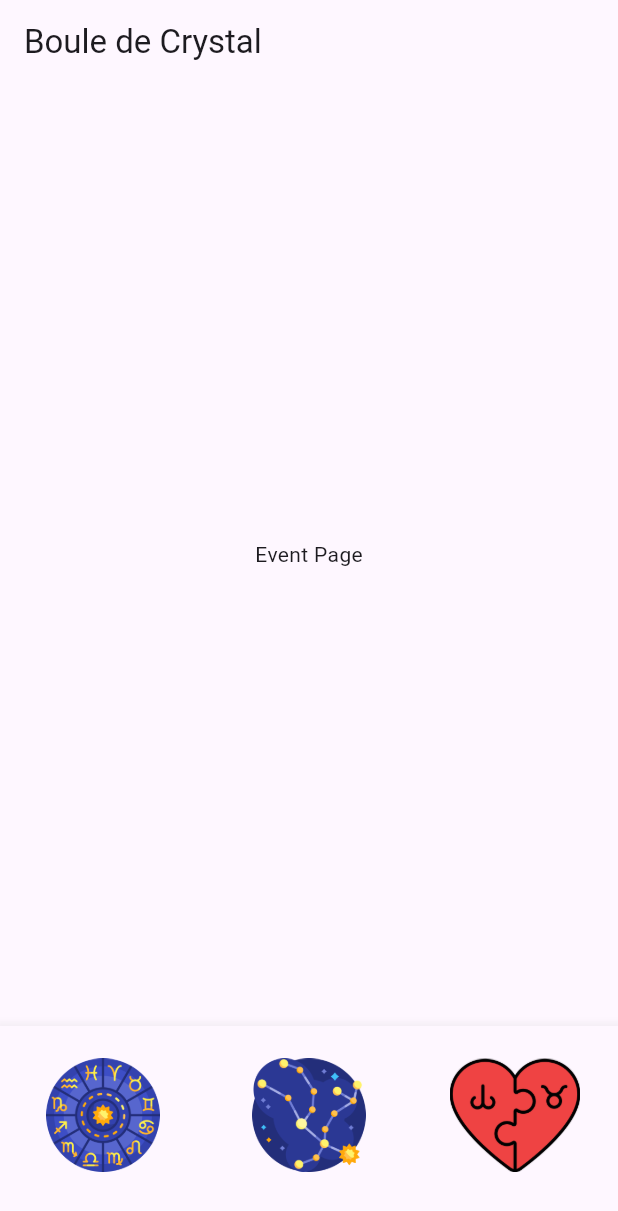
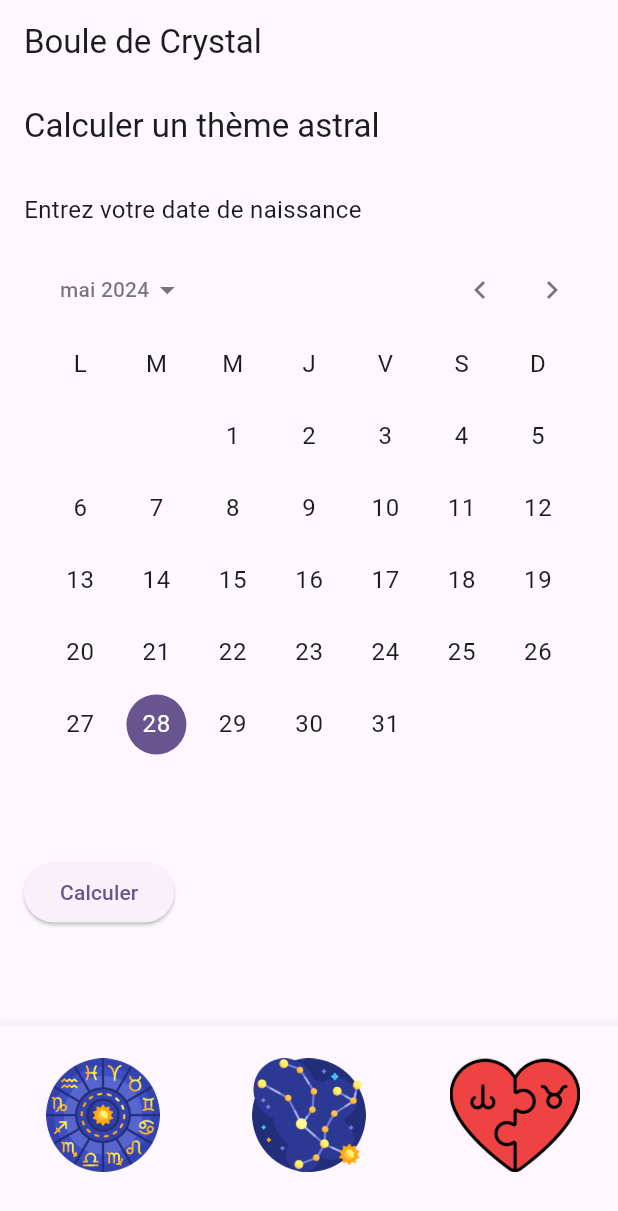
Before and after one commit to Eponas/Boule-de-crystal, a Flutter app: the screen it shows after launch, item 2 of the bottom bar chosen, on a phone screen of 412 x 824 dp. Shown: the top 1211 px of the screen. Run offline on Flutter 3.47's test engine with Material 3 defaults, Android fonts, the phone set to English and light mode, and no system bars; our stand-ins replace sqflite; accounts and stored records are empty.

Commit message:
Adding new pages (LoveCompatibility and AstralTheme) to the project Adding French to the DatePicker

```diff
--- a/Boule_de_Crystal/lib/main.dart
+++ b/Boule_de_Crystal/lib/main.dart
@@ -1,7 +1,9 @@
-import 'package:boule_de_crystal/pages/event_page.dart';
+import 'package:boule_de_crystal/pages/astral_theme_page.dart';
+import 'package:boule_de_crystal/pages/love_compatibility_page.dart';
 import 'package:boule_de_crystal/pages/home_page.dart';
 import 'package:flutter/cupertino.dart';
 import 'package:flutter/material.dart';
+import 'package:flutter_localizations/flutter_localizations.dart';
 import 'database/database_helper.dart';
 import 'models/zodiac_sign.dart';
 import 'models/chinese_zodiac_sign.dart';
@@ -105,6 +107,14 @@ class _MyAppState extends State<MyApp> {
   Widget build(BuildContext context) {
     return MaterialApp(
       title: 'Boule de Crystal',
+      localizationsDelegates: const [
+        GlobalMaterialLocalizations.delegate,
+        GlobalWidgetsLocalizations.delegate,
+      ],
+      supportedLocales: const [
+        Locale('fr'),
+      ],
+      locale: const Locale('fr'),
       theme: ThemeData(
         colorScheme: ColorScheme.fromSeed(seedColor: Colors.deepPurple),
         useMaterial3: true,
@@ -115,7 +125,8 @@ class _MyAppState extends State<MyApp> {
           ),
           body: [
             HomePage(), // redirect to HomePage(),
-            EventPage(), // redirect to EventPage(),
+            ThemeAstralPage(), // redirect to AstralThemePage,
+            LoveCompatibilityPage(), // redirect to EventPage(),
             // add your new pages here Ingrid if you want so.
           ][_currentIndex],
           bottomNavigationBar: LayoutBuilder(
--- /dev/null
+++ b/Boule_de_Crystal/lib/pages/astral_theme_page.dart
@@ -0,0 +1,71 @@
+import 'package:flutter/material.dart';
+
+class ThemeAstralPage extends StatefulWidget {
+  const ThemeAstralPage({super.key});
+
+  @override
+  State<ThemeAstralPage> createState() => _ThemeAstralPageState();
+}
+
+class _ThemeAstralPageState extends State<ThemeAstralPage> {
+  DateTime? _selectedDate;
+  String? _resultMessage;
+
+  @override
+  Widget build(BuildContext context) {
+    return Scaffold(
+      appBar: AppBar(
+        title: const Text('Calculer un thème astral'),
+      ),
+      body: Padding(
+        padding: const EdgeInsets.all(16.0),
+        child: Column(
+          crossAxisAlignment: CrossAxisAlignment.start,
+          children: [
+            const Text(
+              'Entrez votre date de naissance',
+              style: TextStyle(fontSize: 16.0),
+            ),
+            const SizedBox(height: 16),
+            CalendarDatePicker(
+              initialDate: _selectedDate ?? DateTime.now(),
+              firstDate: DateTime(1900),
+              lastDate: DateTime(2100),
+              onDateChanged: (date) {
+                setState(() {
+                  _selectedDate = date;
+                  _resultMessage = null;
+                });
+              },
+            ),
+            const SizedBox(height: 16),
+            ElevatedButton(
+              onPressed: _calculate,
+              child: const Text('Calculer'),
+            ),
+            if (_resultMessage != null)
+              Padding(
+                padding: const EdgeInsets.only(top: 16.0),
+                child: Text(
+                  _resultMessage!,
+                  style: const TextStyle(fontSize: 16.0, fontWeight: FontWeight.bold),
+                ),
+              ),
+          ],
+        ),
+      ),
+    );
+  }
+
+  void _calculate() {
+    if (_selectedDate != null) {
+      setState(() {
+        _resultMessage = 'Votre thème astral pour la date de naissance sélectionnée : ${_selectedDate!.toLocal().toString().split(' ')[0]}';
+      });
+    } else {
+      setState(() {
+        _resultMessage = 'Veuillez sélectionner une date de naissance.';
+      });
+    }
+  }
+}
--- a/Boule_de_Crystal/lib/pages/event_page.dart
+++ b/Boule_de_Crystal/lib/pages/love_compatibility_page.dart
@@ -1,7 +1,7 @@
 import 'package:flutter/material.dart';
 
-class EventPage extends StatelessWidget {
-  const EventPage({Key? key}) : super(key: key);
+class LoveCompatibilityPage extends StatelessWidget {
+  const LoveCompatibilityPage({Key? key}) : super(key: key);
 
   @override
   Widget build(BuildContext context) {
--- a/Boule_de_Crystal/pubspec.yaml
+++ b/Boule_de_Crystal/pubspec.yaml
@@ -24,6 +24,8 @@ environment:
 dependencies:
   flutter:
     sdk: flutter
+  flutter_localizations:
+    sdk: flutter
   sqflite: ^2.2.8+4
   path: ^1.8.2
   cupertino_icons: ^1.0.2
```
